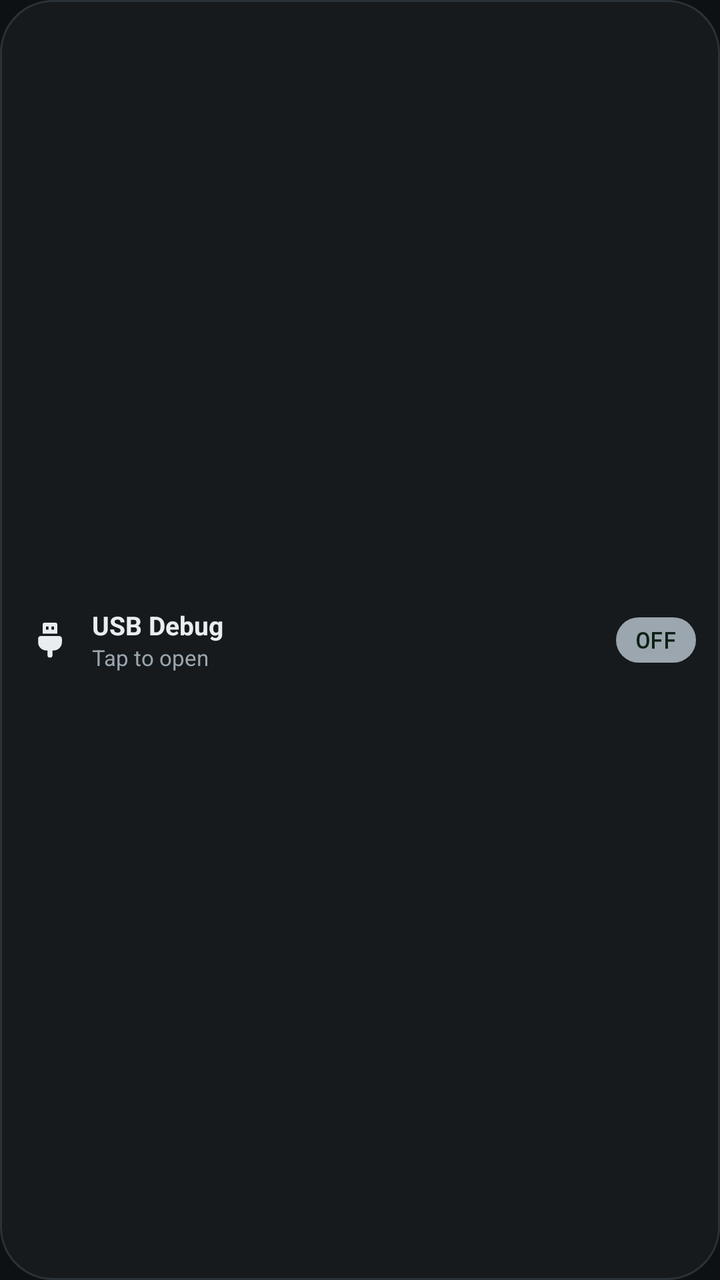
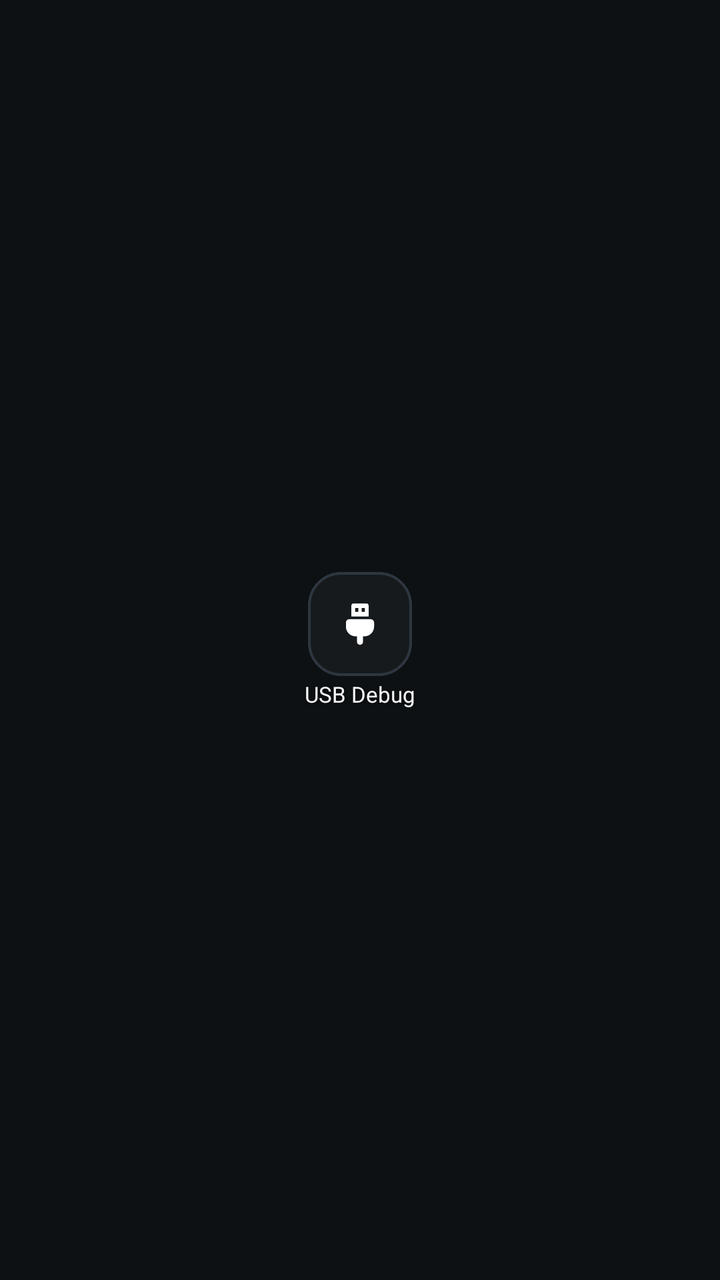

Screens rendered from an Android XML layout before and after an edit, with the pre-edit source and the edit as a unified diff.
<!-- AndroidManifest.xml: application theme Theme.UsbDebugSwitch -->
<!-- res/layout/widget_usb_debug.xml -->
<?xml version="1.0" encoding="utf-8"?>
<LinearLayout xmlns:android="http://schemas.android.com/apk/res/android"
    android:id="@+id/widget_root"
    android:layout_width="match_parent"
    android:layout_height="match_parent"
    android:background="@drawable/bg_widget_pill_off"
    android:gravity="center_vertical"
    android:orientation="horizontal"
    android:paddingStart="14dp"
    android:paddingTop="8dp"
    android:paddingEnd="12dp"
    android:paddingBottom="8dp">

    <ImageView
        android:id="@+id/widget_icon"
        android:layout_width="22dp"
        android:layout_height="22dp"
        android:contentDescription="@string/widget_label"
        android:src="@drawable/ic_qs_usb_debug"
        android:tint="#E9EDF0" />

    <LinearLayout
        android:layout_width="0dp"
        android:layout_height="wrap_content"
        android:layout_marginStart="10dp"
        android:layout_marginEnd="8dp"
        android:layout_weight="1"
        android:orientation="vertical">

        <TextView
            android:id="@+id/widget_title"
            android:layout_width="wrap_content"
            android:layout_height="wrap_content"
            android:ellipsize="end"
            android:maxLines="1"
            android:text="@string/widget_label"
            android:textColor="#E9EDF0"
            android:textSize="13sp"
            android:textStyle="bold" />

        <TextView
            android:id="@+id/widget_subtitle"
            android:layout_width="wrap_content"
            android:layout_height="wrap_content"
            android:ellipsize="end"
            android:maxLines="1"
            android:text="@string/widget_hint_open"
            android:textColor="#9BA6AF"
            android:textSize="11sp" />
    </LinearLayout>

    <TextView
        android:id="@+id/widget_badge"
        android:layout_width="wrap_content"
        android:layout_height="wrap_content"
        android:background="@drawable/bg_widget_badge_off"
        android:fontFamily="monospace"
        android:paddingStart="10dp"
        android:paddingTop="4dp"
        android:paddingEnd="10dp"
        android:paddingBottom="4dp"
        android:text="@string/widget_state_off"
        android:textColor="#0B1F14"
        android:textSize="11sp"
        android:textStyle="bold" />

</LinearLayout>
<!-- resources referenced by this layout -->
<resources>
  <!-- drawable bg_widget_badge_off (drawable) -->
  <?xml version="1.0" encoding="utf-8"?>
  <shape xmlns:android="http://schemas.android.com/apk/res/android"
      android:shape="rectangle">
      <solid android:color="#9BA6AF" />
      <corners android:radius="14dp" />
  </shape>
  <!-- drawable bg_widget_pill_off (drawable) -->
  <?xml version="1.0" encoding="utf-8"?>
  <shape xmlns:android="http://schemas.android.com/apk/res/android"
      android:shape="rectangle">
      <solid android:color="#161A1D" />
      <stroke
          android:width="1dp"
          android:color="#2A3137" />
      <corners android:radius="26dp" />
  </shape>
  <!-- drawable ic_qs_usb_debug (drawable) -->
  <?xml version="1.0" encoding="utf-8"?>
  <vector xmlns:android="http://schemas.android.com/apk/res/android"
      android:width="24dp"
      android:height="24dp"
      android:viewportWidth="24"
      android:viewportHeight="24">
      <path
          android:fillColor="#FFFFFF"
          android:fillType="evenOdd"
          android:pathData="M9.2,2.5H14.8A1.2,1.2 0,0 1,16 3.7V8.5H8V3.7A1.2,1.2 0,0 1,9.2 2.5ZM9.8,4.6H11.2V6.4H9.8ZM12.8,4.6H14.2V6.4H12.8Z" />
      <path
          android:fillColor="#FFFFFF"
          android:pathData="M7,9.8H17A1.5,1.5 0,0 1,18.5 11.3V13.2A4.5,4.5 0,0 1,14 17.7H13.4V20.2A1.4,1.4 0,0 1,12 21.6A1.4,1.4 0,0 1,10.6 20.2V17.7H10A4.5,4.5 0,0 1,5.5 13.2V11.3A1.5,1.5 0,0 1,7 9.8Z" />
  </vector>
  <string name="widget_hint_open">Tap to open</string>
  <string name="widget_label">USB Debug</string>
  <string name="widget_state_off">OFF</string>
  <style name="Theme.UsbDebugSwitch" parent="android:Theme.Material.NoActionBar">
          <item name="android:windowBackground">#0E1113</item>
          <item name="android:colorAccent">#7EE2A8</item>
          <item name="android:statusBarColor">@android:color/transparent</item>
          <item name="android:navigationBarColor">@android:color/transparent</item>
      </style>
</resources>

<!-- the commit's change to res/layout/widget_usb_debug.xml (unified diff, before → after) -->
@@ -3,65 +3,40 @@
     android:id="@+id/widget_root"
     android:layout_width="match_parent"
     android:layout_height="match_parent"
-    android:background="@drawable/bg_widget_pill_off"
-    android:gravity="center_vertical"
-    android:orientation="horizontal"
-    android:paddingStart="14dp"
-    android:paddingTop="8dp"
-    android:paddingEnd="12dp"
-    android:paddingBottom="8dp">
+    android:gravity="center"
+    android:orientation="vertical"
+    android:padding="2dp">
 
-    <ImageView
-        android:id="@+id/widget_icon"
-        android:layout_width="22dp"
-        android:layout_height="22dp"
-        android:contentDescription="@string/widget_label"
-        android:src="@drawable/ic_qs_usb_debug"
-        android:tint="#E9EDF0" />
+    <FrameLayout
+        android:id="@+id/widget_tile_box"
+        android:layout_width="52dp"
+        android:layout_height="52dp"
+        android:background="@drawable/bg_widget_icon_off">
 
-    <LinearLayout
-        android:layout_width="0dp"
-        android:layout_height="wrap_content"
-        android:layout_marginStart="10dp"
-        android:layout_marginEnd="8dp"
-        android:layout_weight="1"
-        android:orientation="vertical">
-
-        <TextView
-            android:id="@+id/widget_title"
-            android:layout_width="wrap_content"
-            android:layout_height="wrap_content"
-            android:ellipsize="end"
-            android:maxLines="1"
-            android:text="@string/widget_label"
-            android:textColor="#E9EDF0"
-            android:textSize="13sp"
-            android:textStyle="bold" />
-
-        <TextView
-            android:id="@+id/widget_subtitle"
-            android:layout_width="wrap_content"
-            android:layout_height="wrap_content"
-            android:ellipsize="end"
-            android:maxLines="1"
-            android:text="@string/widget_hint_open"
-            android:textColor="#9BA6AF"
-            android:textSize="11sp" />
-    </LinearLayout>
+        <ImageView
+            android:id="@+id/widget_icon"
+            android:layout_width="26dp"
+            android:layout_height="26dp"
+            android:layout_gravity="center"
+            android:contentDescription="@string/tile_label"
+            android:src="@drawable/ic_qs_usb_debug" />
+    </FrameLayout>
 
     <TextView
-        android:id="@+id/widget_badge"
-        android:layout_width="wrap_content"
+        android:id="@+id/widget_title"
+        android:layout_width="match_parent"
         android:layout_height="wrap_content"
-        android:background="@drawable/bg_widget_badge_off"
-        android:fontFamily="monospace"
-        android:paddingStart="10dp"
-        android:paddingTop="4dp"
-        android:paddingEnd="10dp"
-        android:paddingBottom="4dp"
-        android:text="@string/widget_state_off"
-        android:textColor="#0B1F14"
-        android:textSize="11sp"
-        android:textStyle="bold" />
+        android:layout_marginTop="3dp"
+        android:ellipsize="end"
+        android:gravity="center"
+        android:includeFontPadding="false"
+        android:maxLines="1"
+        android:shadowColor="#CC000000"
+        android:shadowDx="0"
+        android:shadowDy="1"
+        android:shadowRadius="3"
+        android:text="@string/widget_short_usb"
+        android:textColor="#F4F7F9"
+        android:textSize="11sp" />
 
 </LinearLayout>
<!-- resource entries referenced after the edit -->
@@ -1,21 +1,14 @@
 <!-- resources referenced by this layout -->
 <resources>
-  <!-- drawable bg_widget_badge_off (drawable) -->
-  <?xml version="1.0" encoding="utf-8"?>
-  <shape xmlns:android="http://schemas.android.com/apk/res/android"
-      android:shape="rectangle">
-      <solid android:color="#9BA6AF" />
-      <corners android:radius="14dp" />
-  </shape>
-  <!-- drawable bg_widget_pill_off (drawable) -->
+  <!-- drawable bg_widget_icon_off (drawable) -->
   <?xml version="1.0" encoding="utf-8"?>
   <shape xmlns:android="http://schemas.android.com/apk/res/android"
       android:shape="rectangle">
       <solid android:color="#161A1D" />
       <stroke
-          android:width="1dp"
-          android:color="#2A3137" />
-      <corners android:radius="26dp" />
+          android:width="1.2dp"
+          android:color="#2E3740" />
+      <corners android:radius="16dp" />
   </shape>
   <!-- drawable ic_qs_usb_debug (drawable) -->
   <?xml version="1.0" encoding="utf-8"?>
@@ -32,9 +25,8 @@
           android:fillColor="#FFFFFF"
           android:pathData="M7,9.8H17A1.5,1.5 0,0 1,18.5 11.3V13.2A4.5,4.5 0,0 1,14 17.7H13.4V20.2A1.4,1.4 0,0 1,12 21.6A1.4,1.4 0,0 1,10.6 20.2V17.7H10A4.5,4.5 0,0 1,5.5 13.2V11.3A1.5,1.5 0,0 1,7 9.8Z" />
   </vector>
-  <string name="widget_hint_open">Tap to open</string>
-  <string name="widget_label">USB Debug</string>
-  <string name="widget_state_off">OFF</string>
+  <string name="tile_label">USB Debug</string>
+  <string name="widget_short_usb">USB Debug</string>
   <style name="Theme.UsbDebugSwitch" parent="android:Theme.Material.NoActionBar">
           <item name="android:windowBackground">#0E1113</item>
           <item name="android:colorAccent">#7EE2A8</item>
